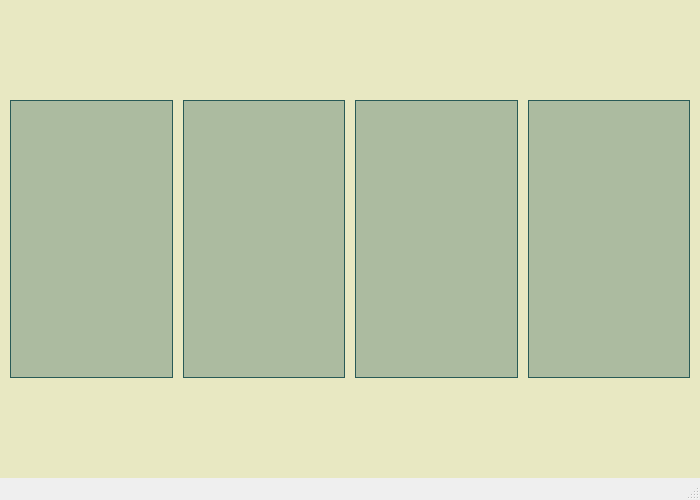
Above: 2D_Bin_Packing_Problem/mainwindow.ui from andrei-crisu/2D_BPP_gui_thread_approach before the change. Below: the same form after it.
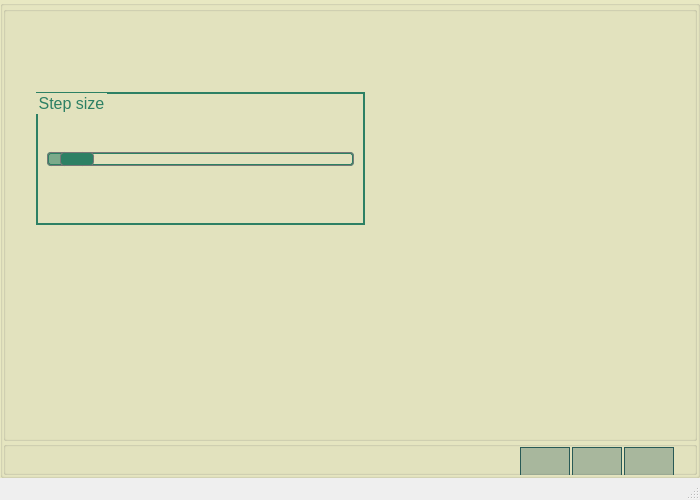
That is the form after the change. The open tabs and pages were chosen to show the change. Icons and pictures are not drawn.

```diff
--- a/2D_Bin_Packing_Problem/mainwindow.ui
+++ b/2D_Bin_Packing_Problem/mainwindow.ui
@@ -2696,6 +2696,748 @@
         </item>
        </layout>
       </widget>
+      <widget class="QWidget" name="page_4">
+       <layout class="QVBoxLayout" name="verticalLayout_12">
+        <property name="spacing">
+         <number>0</number>
+        </property>
+        <property name="leftMargin">
+         <number>0</number>
+        </property>
+        <property name="topMargin">
+         <number>0</number>
+        </property>
+        <property name="rightMargin">
+         <number>0</number>
+        </property>
+        <property name="bottomMargin">
+         <number>0</number>
+        </property>
+        <item>
+         <widget class="QGroupBox" name="groupBox_15">
+          <property name="styleSheet">
+           <string notr="true"/>
+          </property>
+          <property name="title">
+           <string/>
+          </property>
+          <layout class="QVBoxLayout" name="verticalLayout_13">
+           <property name="spacing">
+            <number>0</number>
+           </property>
+           <property name="leftMargin">
+            <number>0</number>
+           </property>
+           <property name="topMargin">
+            <number>0</number>
+           </property>
+           <property name="rightMargin">
+            <number>0</number>
+           </property>
+           <property name="bottomMargin">
+            <number>0</number>
+           </property>
+           <item>
+            <widget class="QGroupBox" name="groupBox_17">
+             <property name="title">
+              <string/>
+             </property>
+             <layout class="QVBoxLayout" name="verticalLayout_16">
+              <property name="spacing">
+               <number>0</number>
+              </property>
+              <property name="leftMargin">
+               <number>0</number>
+              </property>
+              <property name="topMargin">
+               <number>0</number>
+              </property>
+              <property name="rightMargin">
+               <number>0</number>
+              </property>
+              <property name="bottomMargin">
+               <number>0</number>
+              </property>
+              <item>
+               <layout class="QHBoxLayout" name="horizontalLayout_13">
+                <item>
+                 <spacer name="horizontalSpacer_12">
+                  <property name="orientation">
+                   <enum>Qt::Horizontal</enum>
+                  </property>
+                  <property name="sizeType">
+                   <enum>QSizePolicy::Fixed</enum>
+                  </property>
+                  <property name="sizeHint" stdset="0">
+                   <size>
+                    <width>30</width>
+                    <height>20</height>
+                   </size>
+                  </property>
+                 </spacer>
+                </item>
+                <item>
+                 <layout class="QVBoxLayout" name="verticalLayout_15">
+                  <item>
+                   <spacer name="verticalSpacer_3">
+                    <property name="orientation">
+                     <enum>Qt::Vertical</enum>
+                    </property>
+                    <property name="sizeType">
+                     <enum>QSizePolicy::Fixed</enum>
+                    </property>
+                    <property name="sizeHint" stdset="0">
+                     <size>
+                      <width>20</width>
+                      <height>80</height>
+                     </size>
+                    </property>
+                   </spacer>
+                  </item>
+                  <item>
+                   <widget class="QGroupBox" name="groupBox_19">
+                    <property name="font">
+                     <font>
+                      <pointsize>12</pointsize>
+                     </font>
+                    </property>
+                    <property name="styleSheet">
+                     <string notr="true">QGroupBox #groupBox_19{ 
+     border:2px  solid  #2d8064; 
+	color:#2d8064; 
+ }</string>
+                    </property>
+                    <property name="title">
+                     <string>Step size</string>
+                    </property>
+                    <layout class="QVBoxLayout" name="verticalLayout_14">
+                     <item>
+                      <spacer name="verticalSpacer_5">
+                       <property name="orientation">
+                        <enum>Qt::Vertical</enum>
+                       </property>
+                       <property name="sizeHint" stdset="0">
+                        <size>
+                         <width>20</width>
+                         <height>30</height>
+                        </size>
+                       </property>
+                      </spacer>
+                     </item>
+                     <item>
+                      <widget class="QSlider" name="horizontalSlider">
+                       <property name="minimumSize">
+                        <size>
+                         <width>300</width>
+                         <height>20</height>
+                        </size>
+                       </property>
+                       <property name="maximumSize">
+                        <size>
+                         <width>16777215</width>
+                         <height>20</height>
+                        </size>
+                       </property>
+                       <property name="styleSheet">
+                        <string notr="true">QSlider::groove:horizontal {
+border: 2px solid #2d8064;
+height: 10px;
+border-radius: 4px;
+}
+
+QSlider::sub-page:horizontal {
+border: 1px solid #777;
+height: 10px;
+background-color: rgba(45, 128, 100, 144);
+border-radius: 4px;
+}
+
+QSlider::add-page:horizontal {
+background-color: rgba(45, 128, 100, 0);
+border: 1px solid #777;
+height: 10px;
+border-radius: 4px;
+}
+
+QSlider::handle:horizontal {
+background-color: rgba(45, 128, 100, 255);
+border: 1px solid #777;
+width: 32px;
+margin-top: -2px;
+margin-bottom: -2px;
+border-radius: 4px;
+}
+
+QSlider::handle:horizontal:hover 
+{
+border: 1px solid #444;
+border-radius: 4px;
+background-color: rgb(167, 206, 151);
+}
+
+</string>
+                       </property>
+                       <property name="minimum">
+                        <number>1</number>
+                       </property>
+                       <property name="maximum">
+                        <number>100</number>
+                       </property>
+                       <property name="singleStep">
+                        <number>1</number>
+                       </property>
+                       <property name="pageStep">
+                        <number>1</number>
+                       </property>
+                       <property name="value">
+                        <number>5</number>
+                       </property>
+                       <property name="sliderPosition">
+                        <number>5</number>
+                       </property>
+                       <property name="orientation">
+                        <enum>Qt::Horizontal</enum>
+                       </property>
+                      </widget>
+                     </item>
+                     <item>
+                      <spacer name="verticalSpacer_6">
+                       <property name="orientation">
+                        <enum>Qt::Vertical</enum>
+                       </property>
+                       <property name="sizeHint" stdset="0">
+                        <size>
+                         <width>20</width>
+                         <height>30</height>
+                        </size>
+                       </property>
+                      </spacer>
+                     </item>
+                    </layout>
+                   </widget>
+                  </item>
+                 </layout>
+                </item>
+                <item>
+                 <spacer name="horizontalSpacer_15">
+                  <property name="orientation">
+                   <enum>Qt::Horizontal</enum>
+                  </property>
+                  <property name="sizeHint" stdset="0">
+                   <size>
+                    <width>118</width>
+                    <height>27</height>
+                   </size>
+                  </property>
+                 </spacer>
+                </item>
+               </layout>
+              </item>
+              <item>
+               <spacer name="verticalSpacer_4">
+                <property name="orientation">
+                 <enum>Qt::Vertical</enum>
+                </property>
+                <property name="sizeHint" stdset="0">
+                 <size>
+                  <width>20</width>
+                  <height>40</height>
+                 </size>
+                </property>
+               </spacer>
+              </item>
+             </layout>
+            </widget>
+           </item>
+           <item>
+            <widget class="QGroupBox" name="groupBox_16">
+             <property name="minimumSize">
+              <size>
+               <width>0</width>
+               <height>34</height>
+              </size>
+             </property>
+             <property name="maximumSize">
+              <size>
+               <width>16777215</width>
+               <height>34</height>
+              </size>
+             </property>
+             <property name="styleSheet">
+              <string notr="true">QGroupBox
+{
+background-color:none;
+}</string>
+             </property>
+             <property name="title">
+              <string/>
+             </property>
+             <layout class="QHBoxLayout" name="horizontalLayout_12">
+              <property name="spacing">
+               <number>2</number>
+              </property>
+              <property name="leftMargin">
+               <number>0</number>
+              </property>
+              <property name="topMargin">
+               <number>0</number>
+              </property>
+              <property name="rightMargin">
+               <number>20</number>
+              </property>
+              <property name="bottomMargin">
+               <number>0</number>
+              </property>
+              <item>
+               <spacer name="horizontalSpacer_14">
+                <property name="orientation">
+                 <enum>Qt::Horizontal</enum>
+                </property>
+                <property name="sizeHint" stdset="0">
+                 <size>
+                  <width>292</width>
+                  <height>20</height>
+                 </size>
+                </property>
+               </spacer>
+              </item>
+              <item>
+               <widget class="QPushButton" name="home_4">
+                <property name="sizePolicy">
+                 <sizepolicy hsizetype="Fixed" vsizetype="Fixed">
+                  <horstretch>0</horstretch>
+                  <verstretch>0</verstretch>
+                 </sizepolicy>
+                </property>
+                <property name="minimumSize">
+                 <size>
+                  <width>50</width>
+                  <height>30</height>
+                 </size>
+                </property>
+                <property name="maximumSize">
+                 <size>
+                  <width>50</width>
+                  <height>30</height>
+                 </size>
+                </property>
+                <property name="toolTip">
+                 <string>&lt;html&gt;&lt;head/&gt;&lt;body&gt;&lt;p&gt;&lt;span style=&quot; font-size:12pt;&quot;&gt;home&lt;/span&gt;&lt;/p&gt;&lt;/body&gt;&lt;/html&gt;</string>
+                </property>
+                <property name="styleSheet">
+                 <string notr="true">  QPushButton {
+	 background-color: rgba(41, 90, 86, 80);
+	  border-color: rgb(41, 90, 86);
+      border-style:solid;
+      border-width:1px;
+      font:  14px; 
+	  color: rgb(41, 90, 86);
+  }
+  QPushButton:hover:!pressed {
+	 background-color: rgba(167, 206, 151,120);
+	  border-color: rgba(41, 90, 86,164);
+      border-style:solid;
+  }</string>
+                </property>
+                <property name="text">
+                 <string/>
+                </property>
+                <property name="icon">
+                 <iconset>
+                  <normalon>:/icons/app_icons/home.png</normalon>
+                 </iconset>
+                </property>
+                <property name="iconSize">
+                 <size>
+                  <width>28</width>
+                  <height>28</height>
+                 </size>
+                </property>
+               </widget>
+              </item>
+              <item>
+               <widget class="QPushButton" name="to_packing">
+                <property name="sizePolicy">
+                 <sizepolicy hsizetype="Fixed" vsizetype="Fixed">
+                  <horstretch>0</horstretch>
+                  <verstretch>0</verstretch>
+                 </sizepolicy>
+                </property>
+                <property name="minimumSize">
+                 <size>
+                  <width>50</width>
+                  <height>30</height>
+                 </size>
+                </property>
+                <property name="maximumSize">
+                 <size>
+                  <width>50</width>
+                  <height>30</height>
+                 </size>
+                </property>
+                <property name="toolTip">
+                 <string>&lt;html&gt;&lt;head/&gt;&lt;body&gt;&lt;p&gt;&lt;span style=&quot; font-size:12pt;&quot;&gt;to packing method&lt;/span&gt;&lt;/p&gt;&lt;/body&gt;&lt;/html&gt;</string>
+                </property>
+                <property name="styleSheet">
+                 <string notr="true">  QPushButton {
+	 background-color: rgba(41, 90, 86, 80);
+	  border-color: rgb(41, 90, 86);
+      border-style:solid;
+      border-width:1px;
+      font:  14px; 
+	  color: rgb(41, 90, 86);
+  }
+  QPushButton:hover:!pressed {
+	 background-color: rgba(167, 206, 151,120);
+	  border-color: rgba(41, 90, 86,164);
+      border-style:solid;
+  }</string>
+                </property>
+                <property name="text">
+                 <string/>
+                </property>
+                <property name="icon">
+                 <iconset>
+                  <disabledon>:/icons/app_icons/bpp.png</disabledon>
+                 </iconset>
+                </property>
+                <property name="iconSize">
+                 <size>
+                  <width>26</width>
+                  <height>26</height>
+                 </size>
+                </property>
+               </widget>
+              </item>
+              <item>
+               <widget class="QPushButton" name="help_4">
+                <property name="sizePolicy">
+                 <sizepolicy hsizetype="Fixed" vsizetype="Fixed">
+                  <horstretch>0</horstretch>
+                  <verstretch>0</verstretch>
+                 </sizepolicy>
+                </property>
+                <property name="minimumSize">
+                 <size>
+                  <width>50</width>
+                  <height>30</height>
+                 </size>
+                </property>
+                <property name="maximumSize">
+                 <size>
+                  <width>50</width>
+                  <height>30</height>
+                 </size>
+                </property>
+                <property name="toolTip">
+                 <string>&lt;html&gt;&lt;head/&gt;&lt;body&gt;&lt;p&gt;&lt;span style=&quot; font-size:12pt;&quot;&gt;help&lt;/span&gt;&lt;/p&gt;&lt;/body&gt;&lt;/html&gt;</string>
+                </property>
+                <property name="styleSheet">
+                 <string notr="true">  QPushButton {
+	 background-color: rgba(41, 90, 86, 80);
+	  border-color: rgb(41, 90, 86);
+      border-style:solid;
+      border-width:1px;
+      font:  14px; 
+	  color: rgb(41, 90, 86);
+  }
+  QPushButton:hover:!pressed {
+	 background-color: rgba(167, 206, 151,120);
+	  border-color: rgba(41, 90, 86,164);
+      border-style:solid;
+  }</string>
+                </property>
+                <property name="text">
+                 <string/>
+                </property>
+                <property name="icon">
+                 <iconset>
+                  <normalon>:/icons/app_icons/help.png</normalon>
+                 </iconset>
+                </property>
+                <property name="iconSize">
+                 <size>
+                  <width>24</width>
+                  <height>24</height>
+                 </size>
+                </property>
+               </widget>
+              </item>
+             </layout>
+            </widget>
+           </item>
+          </layout>
+         </widget>
+        </item>
+       </layout>
+      </widget>
+      <widget class="QWidget" name="help_page">
+       <layout class="QVBoxLayout" name="verticalLayout_17">
+        <property name="spacing">
+         <number>0</number>
+        </property>
+        <property name="leftMargin">
+         <number>0</number>
+        </property>
+        <property name="topMargin">
+         <number>0</number>
+        </property>
+        <property name="rightMargin">
+         <number>0</number>
+        </property>
+        <property name="bottomMargin">
+         <number>0</number>
+        </property>
+        <item>
+         <widget class="QGroupBox" name="groupBox_20">
+          <property name="title">
+           <string/>
+          </property>
+          <layout class="QVBoxLayout" name="verticalLayout_18">
+           <property name="spacing">
+            <number>0</number>
+           </property>
+           <property name="leftMargin">
+            <number>0</number>
+           </property>
+           <property name="topMargin">
+            <number>0</number>
+           </property>
+           <property name="rightMargin">
+            <number>0</number>
+           </property>
+           <property name="bottomMargin">
+            <number>0</number>
+           </property>
+           <item>
+            <widget class="QGroupBox" name="groupBox_21">
+             <property name="title">
+              <string/>
+             </property>
+            </widget>
+           </item>
+           <item>
+            <widget class="QGroupBox" name="groupBox_23">
+             <property name="minimumSize">
+              <size>
+               <width>0</width>
+               <height>34</height>
+              </size>
+             </property>
+             <property name="maximumSize">
+              <size>
+               <width>16777215</width>
+               <height>34</height>
+              </size>
+             </property>
+             <property name="styleSheet">
+              <string notr="true">QGroupBox
+{
+background-color:none;
+}</string>
+             </property>
+             <property name="title">
+              <string/>
+             </property>
+             <layout class="QHBoxLayout" name="horizontalLayout_15">
+              <property name="spacing">
+               <number>2</number>
+              </property>
+              <property name="leftMargin">
+               <number>0</number>
+              </property>
+              <property name="topMargin">
+               <number>0</number>
+              </property>
+              <property name="rightMargin">
+               <number>20</number>
+              </property>
+              <property name="bottomMargin">
+               <number>0</number>
+              </property>
+              <item>
+               <spacer name="horizontalSpacer_16">
+                <property name="orientation">
+                 <enum>Qt::Horizontal</enum>
+                </property>
+                <property name="sizeHint" stdset="0">
+                 <size>
+                  <width>292</width>
+                  <height>20</height>
+                 </size>
+                </property>
+               </spacer>
+              </item>
+              <item>
+               <widget class="QPushButton" name="home_5">
+                <property name="sizePolicy">
+                 <sizepolicy hsizetype="Fixed" vsizetype="Fixed">
+                  <horstretch>0</horstretch>
+                  <verstretch>0</verstretch>
+                 </sizepolicy>
+                </property>
+                <property name="minimumSize">
+                 <size>
+                  <width>50</width>
+                  <height>30</height>
+                 </size>
+                </property>
+                <property name="maximumSize">
+                 <size>
+                  <width>50</width>
+                  <height>30</height>
+                 </size>
+                </property>
+                <property name="toolTip">
+                 <string>&lt;html&gt;&lt;head/&gt;&lt;body&gt;&lt;p&gt;&lt;span style=&quot; font-size:12pt;&quot;&gt;home&lt;/span&gt;&lt;/p&gt;&lt;/body&gt;&lt;/html&gt;</string>
+                </property>
+                <property name="styleSheet">
+                 <string notr="true">  QPushButton {
+	 background-color: rgba(41, 90, 86, 80);
+	  border-color: rgb(41, 90, 86);
+      border-style:solid;
+      border-width:1px;
+      font:  14px; 
+	  color: rgb(41, 90, 86);
+  }
+  QPushButton:hover:!pressed {
+	 background-color: rgba(167, 206, 151,120);
+	  border-color: rgba(41, 90, 86,164);
+      border-style:solid;
+  }</string>
+                </property>
+                <property name="text">
+                 <string/>
+                </property>
+                <property name="icon">
+                 <iconset>
+                  <normalon>:/icons/app_icons/home.png</normalon>
+                 </iconset>
+                </property>
+                <property name="iconSize">
+                 <size>
+                  <width>28</width>
+                  <height>28</height>
+                 </size>
+                </property>
+               </widget>
+              </item>
+              <item>
+               <widget class="QPushButton" name="to_packing_2">
+                <property name="sizePolicy">
+                 <sizepolicy hsizetype="Fixed" vsizetype="Fixed">
+                  <horstretch>0</horstretch>
+                  <verstretch>0</verstretch>
+                 </sizepolicy>
+                </property>
+                <property name="minimumSize">
+                 <size>
+                  <width>50</width>
+                  <height>30</height>
+                 </size>
+                </property>
+                <property name="maximumSize">
+                 <size>
+                  <width>50</width>
+                  <height>30</height>
+                 </size>
+                </property>
+                <property name="toolTip">
+                 <string>&lt;html&gt;&lt;head/&gt;&lt;body&gt;&lt;p&gt;&lt;span style=&quot; font-size:12pt;&quot;&gt;to packing method&lt;/span&gt;&lt;/p&gt;&lt;/body&gt;&lt;/html&gt;</string>
+                </property>
+                <property name="styleSheet">
+                 <string notr="true">  QPushButton {
+	 background-color: rgba(41, 90, 86, 80);
+	  border-color: rgb(41, 90, 86);
+      border-style:solid;
+      border-width:1px;
+      font:  14px; 
+	  color: rgb(41, 90, 86);
+  }
+  QPushButton:hover:!pressed {
+	 background-color: rgba(167, 206, 151,120);
+	  border-color: rgba(41, 90, 86,164);
+      border-style:solid;
+  }</string>
+                </property>
+                <property name="text">
+                 <string/>
+                </property>
+                <property name="icon">
+                 <iconset>
+                  <disabledon>:/icons/app_icons/bpp.png</disabledon>
+                 </iconset>
+                </property>
+                <property name="iconSize">
+                 <size>
+                  <width>26</width>
+                  <height>26</height>
+                 </size>
+                </property>
+               </widget>
+              </item>
+              <item>
+               <widget class="QPushButton" name="settings_3">
+                <property name="sizePolicy">
+                 <sizepolicy hsizetype="Fixed" vsizetype="Fixed">
+                  <horstretch>0</horstretch>
+                  <verstretch>0</verstretch>
+                 </sizepolicy>
+                </property>
+                <property name="minimumSize">
+                 <size>
+                  <width>50</width>
+                  <height>30</height>
+                 </size>
+                </property>
+                <property name="maximumSize">
+                 <size>
+                  <width>50</width>
+                  <height>30</height>
+                 </size>
+                </property>
+                <property name="toolTip">
+                 <string>&lt;html&gt;&lt;head/&gt;&lt;body&gt;&lt;p&gt;&lt;span style=&quot; font-size:12pt;&quot;&gt;settings&lt;/span&gt;&lt;/p&gt;&lt;/body&gt;&lt;/html&gt;</string>
+                </property>
+                <property name="styleSheet">
+                 <string notr="true">  QPushButton {
+	 background-color: rgba(41, 90, 86, 80);
+	  border-color: rgb(41, 90, 86);
+      border-style:solid;
+      border-width:1px;
+      font:  14px; 
+	  color: rgb(41, 90, 86);
+  }
+  QPushButton:hover:!pressed {
+	 background-color: rgba(167, 206, 151,120);
+	  border-color: rgba(41, 90, 86,164);
+      border-style:solid;
+  }</string>
+                </property>
+                <property name="text">
+                 <string/>
+                </property>
+                <property name="icon">
+                 <iconset>
+                  <normalon>:/icons/app_icons/settings.png</normalon>
+                 </iconset>
+                </property>
+                <property name="iconSize">
+                 <size>
+                  <width>24</width>
+                  <height>24</height>
+                 </size>
+                </property>
+               </widget>
+              </item>
+             </layout>
+            </widget>
+           </item>
+          </layout>
+         </widget>
+        </item>
+       </layout>
+      </widget>
      </widget>
     </item>
    </layout>
```
Left out of the diff: 110 changed lines with no effect on the pictures.
